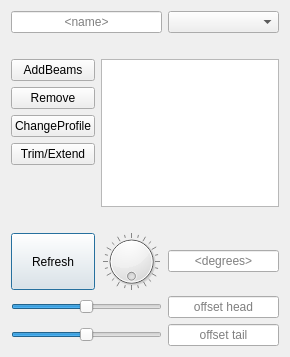
Before: the Qt Designer form dialogs/fbranch.ui in oddtopus/flamingo, drawn with Qt 5.
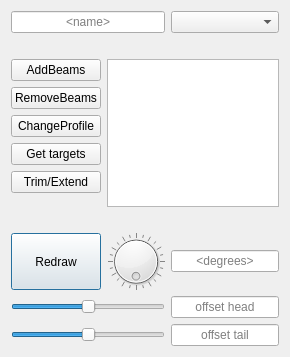
After: the same form once the commit is applied.

Commit message: FrameBranch: modified dialog

Diff of the .ui file:
```diff
--- a/dialogs/fbranch.ui
+++ b/dialogs/fbranch.ui
@@ -20,7 +20,17 @@
    <string>FrameBranch Manager</string>
   </property>
   <layout class="QGridLayout" name="gridLayout_2">
-   <item row="11" column="0">
+   <item row="10" column="0" colspan="3">
+    <widget class="QLabel" name="lab2">
+     <property name="text">
+      <string>&lt;no target selected&gt;</string>
+     </property>
+     <property name="alignment">
+      <set>Qt::AlignCenter</set>
+     </property>
+    </widget>
+   </item>
+   <item row="12" column="0">
     <widget class="QPushButton" name="btnRefresh">
      <property name="sizePolicy">
       <sizepolicy hsizetype="Minimum" vsizetype="Expanding">
@@ -29,11 +39,11 @@
       </sizepolicy>
      </property>
      <property name="text">
-      <string>Refresh</string>
+      <string>Redraw</string>
      </property>
     </widget>
    </item>
-   <item row="11" column="2">
+   <item row="12" column="2">
     <widget class="QLineEdit" name="editAngle">
      <property name="minimumSize">
       <size>
@@ -52,7 +62,7 @@
    <item row="2" column="2">
     <widget class="QComboBox" name="comboRatings"/>
    </item>
-   <item row="4" column="1" rowspan="5" colspan="2">
+   <item row="4" column="1" rowspan="6" colspan="2">
     <widget class="QListWidget" name="listSizes"/>
    </item>
    <item row="2" column="0" colspan="2">
@@ -78,7 +88,7 @@
      </property>
     </widget>
    </item>
-   <item row="11" column="1">
+   <item row="12" column="1">
     <widget class="QDial" name="dialAngle">
      <property name="maximum">
       <number>359</number>
@@ -103,7 +113,7 @@
      </property>
     </widget>
    </item>
-   <item row="7" column="0">
+   <item row="8" column="0">
     <widget class="QPushButton" name="btnTrim">
      <property name="text">
       <string>Trim/Extend</string>
@@ -120,11 +130,11 @@
    <item row="5" column="0">
     <widget class="QPushButton" name="btnRemove">
      <property name="text">
-      <string>Remove</string>
+      <string>RemoveBeams</string>
      </property>
     </widget>
    </item>
-   <item row="12" column="2">
+   <item row="13" column="2">
     <widget class="QLineEdit" name="editHead">
      <property name="alignment">
       <set>Qt::AlignCenter</set>
@@ -134,7 +144,7 @@
      </property>
     </widget>
    </item>
-   <item row="13" column="2">
+   <item row="14" column="2">
     <widget class="QLineEdit" name="editTail">
      <property name="alignment">
       <set>Qt::AlignCenter</set>
@@ -144,17 +154,17 @@
      </property>
     </widget>
    </item>
-   <item row="12" column="0" colspan="2">
-    <widget class="QSlider" name="sliHead">
-     <property name="minimum">
-      <number>-99</number>
-     </property>
-     <property name="orientation">
-      <enum>Qt::Horizontal</enum>
-     </property>
-    </widget>
-   </item>
    <item row="13" column="0" colspan="2">
+    <widget class="QSlider" name="sliHead">
+     <property name="minimum">
+      <number>-99</number>
+     </property>
+     <property name="orientation">
+      <enum>Qt::Horizontal</enum>
+     </property>
+    </widget>
+   </item>
+   <item row="14" column="0" colspan="2">
     <widget class="QSlider" name="sliTail">
      <property name="minimum">
       <number>-99</number>
@@ -174,13 +184,10 @@
      </property>
     </widget>
    </item>
-   <item row="9" column="0" colspan="3">
-    <widget class="QLabel" name="lab2">
+   <item row="7" column="0">
+    <widget class="QPushButton" name="btnTargets">
      <property name="text">
-      <string>&lt;no target selected&gt;</string>
-     </property>
-     <property name="alignment">
-      <set>Qt::AlignCenter</set>
+      <string>Get targets</string>
      </property>
     </widget>
    </item>
```
The commit also changes 2 other files.
